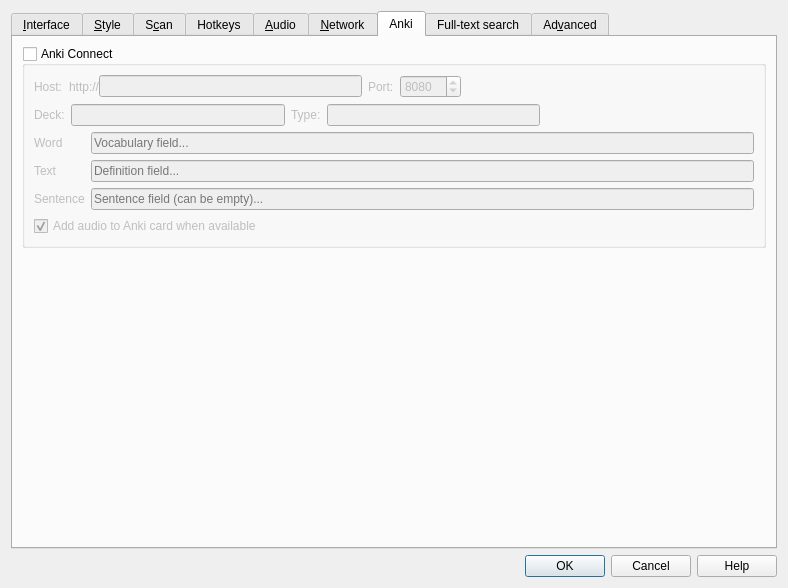
The window that src/ui/preferences.ui (xiaoyifang/goldendict-ng) describes before a commit, drawn with Qt 5.
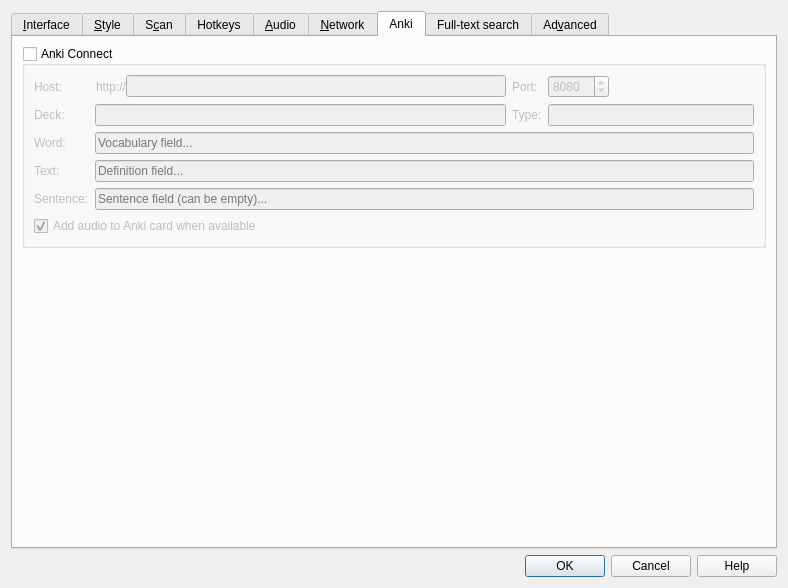
The same window after the commit. The open tabs and pages were chosen to show the change. Icons and pictures are not drawn.

Commit message:
style(ui): unify Anki tab layout with a single grid (#3134)
* style(ui): unify Anki tab layout with a single grid

* style(ui): add colons to Word/Text/Sentence labels for consistency

* [autofix.ci] apply automated fixes

---------

```diff
--- a/src/ui/preferences.ui
+++ b/src/ui/preferences.ui
@@ -1262,17 +1262,15 @@
          <property name="checked">
           <bool>false</bool>
          </property>
-         <layout class="QVBoxLayout" name="verticalLayout_13">
-          <item>
-           <layout class="QHBoxLayout" name="horizontalLayout_21">
-            <item>
+         <layout class="QGridLayout" name="gridLayout_anki" columnstretch="0,2,0,1">
+          <item row="0" column="0">
              <widget class="QLabel" name="label_22">
               <property name="text">
                <string>Host:</string>
               </property>
              </widget>
             </item>
-            <item>
+          <item row="0" column="1">
              <layout class="QHBoxLayout" name="hostLayout">
               <property name="spacing">
                <number>0</number>
@@ -1292,15 +1290,21 @@
               </item>
              </layout>
             </item>
-            <item>
+          <item row="0" column="2">
              <widget class="QLabel" name="label_23">
               <property name="text">
                <string>Port:</string>
               </property>
              </widget>
             </item>
-            <item>
+          <item row="0" column="3">
              <widget class="QSpinBox" name="ankiPort">
+            <property name="sizePolicy">
+             <sizepolicy hsizetype="Fixed" vsizetype="Fixed">
+              <horstretch>0</horstretch>
+              <verstretch>0</verstretch>
+             </sizepolicy>
+            </property>
               <property name="maximum">
                <number>65535</number>
               </property>
@@ -1309,105 +1313,69 @@
               </property>
              </widget>
             </item>
-            <item>
-             <spacer name="horizontalSpacer_16">
-              <property name="orientation">
-               <enum>Qt::Horizontal</enum>
-              </property>
-              <property name="sizeHint" stdset="0">
-               <size>
-                <width>40</width>
-                <height>20</height>
-               </size>
-              </property>
-             </spacer>
-            </item>
-           </layout>
-          </item>
-          <item>
-           <layout class="QHBoxLayout" name="horizontalLayout_22">
-            <item>
+          <item row="1" column="0">
              <widget class="QLabel" name="label_28">
               <property name="text">
                <string>Deck:</string>
               </property>
              </widget>
             </item>
-            <item>
+          <item row="1" column="1">
              <widget class="QLineEdit" name="ankiDeck"/>
             </item>
-            <item>
+          <item row="1" column="2">
              <widget class="QLabel" name="label_25">
               <property name="text">
                <string>Type:</string>
               </property>
              </widget>
             </item>
-            <item>
+          <item row="1" column="3">
              <widget class="QLineEdit" name="ankiModel"/>
             </item>
-            <item>
-             <spacer name="horizontalSpacer_17">
-              <property name="orientation">
-               <enum>Qt::Horizontal</enum>
-              </property>
-              <property name="sizeHint" stdset="0">
-               <size>
-                <width>40</width>
-                <height>20</height>
-               </size>
-              </property>
-             </spacer>
-            </item>
-           </layout>
-          </item>
-          <item>
-           <layout class="QFormLayout" name="formLayout">
-            <item row="0" column="0">
+          <item row="2" column="0">
              <widget class="QLabel" name="wordLabel">
               <property name="text">
-               <string>Word</string>
+             <string>Word:</string>
               </property>
              </widget>
             </item>
-            <item row="0" column="1">
+          <item row="2" column="1" colspan="3">
              <widget class="QLineEdit" name="ankiWord">
               <property name="placeholderText">
                <string>Vocabulary field...</string>
               </property>
              </widget>
             </item>
-            <item row="1" column="0">
+          <item row="3" column="0">
              <widget class="QLabel" name="textLabel">
               <property name="text">
-               <string>Text</string>
+             <string>Text:</string>
               </property>
              </widget>
             </item>
-            <item row="1" column="1">
+          <item row="3" column="1" colspan="3">
              <widget class="QLineEdit" name="ankiText">
               <property name="placeholderText">
                <string>Definition field...</string>
               </property>
              </widget>
             </item>
-            <item row="2" column="0">
+          <item row="4" column="0">
              <widget class="QLabel" name="sentenceLabel">
               <property name="text">
-               <string>Sentence</string>
+             <string>Sentence:</string>
               </property>
              </widget>
             </item>
-            <item row="2" column="1">
+          <item row="4" column="1" colspan="3">
              <widget class="QLineEdit" name="ankiSentence">
               <property name="placeholderText">
                <string>Sentence field (can be empty)...</string>
               </property>
              </widget>
             </item>
-           </layout>
-          </item>
-          <item>
+          <item row="5" column="0" colspan="4">
            <widget class="QCheckBox" name="ankiAddAudio">
             <property name="text">
              <string>Add audio to Anki card when available</string>
```
Lines whose indentation alone changed are shown as unchanged. The commit also changes 1 other file.
